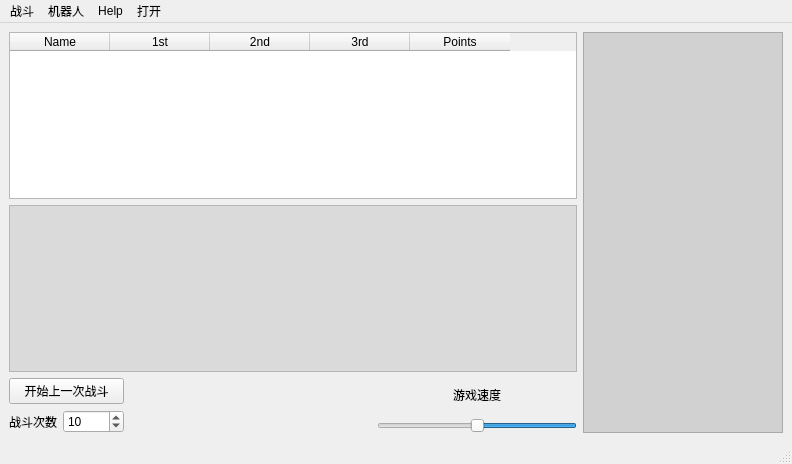
Old version of the form GUI/window.ui in the repository ZxxWs/RoboCode.
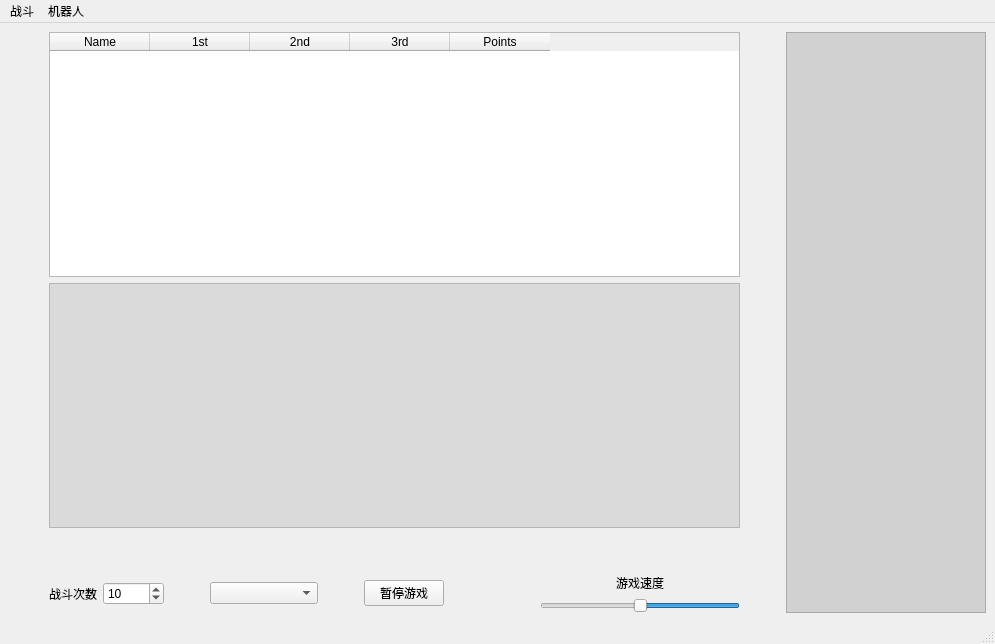
New version of the form. Icons and pictures are not drawn.

Commit message: 加入多个存档记录及读取。添加了游戏暂停功能。美化UI

```diff
--- a/GUI/window.ui
+++ b/GUI/window.ui
@@ -6,8 +6,8 @@
    <rect>
     <x>0</x>
     <y>0</y>
-    <width>792</width>
-    <height>464</height>
+    <width>995</width>
+    <height>644</height>
    </rect>
   </property>
   <property name="windowTitle">
@@ -20,9 +20,22 @@
   <widget class="QWidget" name="centralwidget">
    <layout class="QVBoxLayout" name="verticalLayout_4">
     <item>
-     <layout class="QHBoxLayout" name="horizontalLayout_3">
+     <layout class="QHBoxLayout" name="horizontalLayout_3" stretch="0,1,0,1">
       <item>
-       <layout class="QVBoxLayout" name="verticalLayout_3">
+       <spacer name="horizontalSpacer_4">
+        <property name="orientation">
+         <enum>Qt::Horizontal</enum>
+        </property>
+        <property name="sizeHint" stdset="0">
+         <size>
+          <width>40</width>
+          <height>20</height>
+         </size>
+        </property>
+       </spacer>
+      </item>
+      <item>
+       <layout class="QVBoxLayout" name="verticalLayout_3" stretch="1,1,0,0">
         <item>
          <widget class="QTableWidget" name="tableWidget">
           <property name="autoFillBackground">
@@ -72,16 +85,22 @@
          </widget>
         </item>
         <item>
-         <layout class="QHBoxLayout" name="horizontalLayout_2">
+         <spacer name="verticalSpacer">
+          <property name="orientation">
+           <enum>Qt::Vertical</enum>
+          </property>
+          <property name="sizeHint" stdset="0">
+           <size>
+            <width>20</width>
+            <height>40</height>
+           </size>
+          </property>
+         </spacer>
+        </item>
+        <item>
+         <layout class="QHBoxLayout" name="horizontalLayout_2" stretch="0,0,1,0,0,0,0">
           <item>
            <layout class="QVBoxLayout" name="verticalLayout">
-            <item>
-             <widget class="QPushButton" name="pushButton">
-              <property name="text">
-               <string>开始上一次战斗</string>
-              </property>
-             </widget>
-            </item>
             <item>
              <layout class="QHBoxLayout" name="horizontalLayout">
               <item>
@@ -118,6 +137,46 @@
             </property>
            </spacer>
           </item>
+          <item>
+           <layout class="QHBoxLayout" name="horizontalLayout_4">
+            <item>
+             <widget class="QComboBox" name="comboBoxPlayData"/>
+            </item>
+           </layout>
+          </item>
+          <item>
+           <spacer name="horizontalSpacer_5">
+            <property name="orientation">
+             <enum>Qt::Horizontal</enum>
+            </property>
+            <property name="sizeHint" stdset="0">
+             <size>
+              <width>40</width>
+              <height>20</height>
+             </size>
+            </property>
+           </spacer>
+          </item>
+          <item>
+           <widget class="QPushButton" name="pushButtonGameStop">
+            <property name="text">
+             <string>暂停游戏</string>
+            </property>
+           </widget>
+          </item>
+          <item>
+           <spacer name="horizontalSpacer_2">
+            <property name="orientation">
+             <enum>Qt::Horizontal</enum>
+            </property>
+            <property name="sizeHint" stdset="0">
+             <size>
+              <width>90</width>
+              <height>20</height>
+             </size>
+            </property>
+           </spacer>
+          </item>
           <item>
            <layout class="QVBoxLayout" name="verticalLayout_2">
             <item>
@@ -176,6 +235,19 @@
         </item>
        </layout>
       </item>
+      <item>
+       <spacer name="horizontalSpacer_3">
+        <property name="orientation">
+         <enum>Qt::Horizontal</enum>
+        </property>
+        <property name="sizeHint" stdset="0">
+         <size>
+          <width>40</width>
+          <height>20</height>
+         </size>
+        </property>
+       </spacer>
+      </item>
       <item>
        <widget class="QGraphicsView" name="graphicsView_2">
         <property name="sizePolicy">
@@ -210,7 +282,7 @@
     <rect>
      <x>0</x>
      <y>0</y>
-     <width>792</width>
+     <width>995</width>
      <height>26</height>
     </rect>
    </property>
@@ -227,23 +299,8 @@
     <addaction name="actionNew_2"/>
     <addaction name="actionOpen"/>
    </widget>
-   <widget class="QMenu" name="menuHelp">
-    <property name="title">
-     <string>Help</string>
-    </property>
-    <addaction name="separator"/>
-    <addaction name="actionClass_Reference"/>
-    <addaction name="actionAbout"/>
-   </widget>
-   <widget class="QMenu" name="menu">
-    <property name="title">
-     <string>打开</string>
-    </property>
-   </widget>
    <addaction name="menuBattle"/>
    <addaction name="menuRobot"/>
-   <addaction name="menuHelp"/>
-   <addaction name="menu"/>
   </widget>
   <widget class="QStatusBar" name="statusbar"/>
   <action name="actionNew">
```
Left out of the diff: 9 changed lines with no effect on the pictures. The commit also changes 31 other files.
